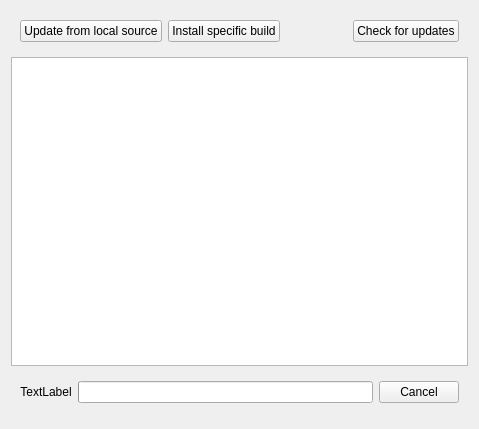
Qt form client/src/ui/widgets/server_updates_widget.ui (networkoptix/nx_open) before a commit.
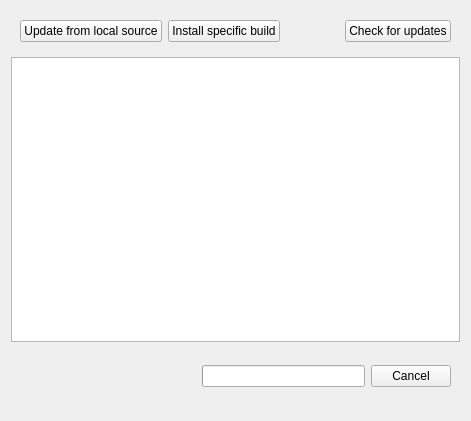
The same form after that commit. Custom widgets are drawn as their Qt base class.

Commit message:
show infinite progress indicator when installing updates
<==== Mercurial data ====>
Branch: network_issues

```diff
--- a/client/src/ui/widgets/server_updates_widget.ui
+++ b/client/src/ui/widgets/server_updates_widget.ui
@@ -6,8 +6,8 @@
    <rect>
     <x>0</x>
     <y>0</y>
-    <width>479</width>
-    <height>429</height>
+    <width>471</width>
+    <height>421</height>
    </rect>
   </property>
   <layout class="QVBoxLayout" name="verticalLayout_3">
@@ -64,14 +64,46 @@
      <layout class="QHBoxLayout" name="horizontalLayout_2">
       <item>
        <widget class="QLabel" name="updateStateLabel">
-        <property name="text">
-         <string>TextLabel</string>
-        </property>
         <property name="alignment">
          <set>Qt::AlignCenter</set>
         </property>
        </widget>
       </item>
+      <item>
+       <widget class="QWidget" name="progressIndicator" native="true">
+        <layout class="QHBoxLayout" name="horizontalLayout">
+         <item>
+          <spacer name="horizontalSpacer_3">
+           <property name="orientation">
+            <enum>Qt::Horizontal</enum>
+           </property>
+           <property name="sizeHint" stdset="0">
+            <size>
+             <width>40</width>
+             <height>20</height>
+            </size>
+           </property>
+          </spacer>
+         </item>
+         <item>
+          <widget class="QnProgressWidget" name="indicator" native="true"/>
+         </item>
+         <item>
+          <spacer name="horizontalSpacer_2">
+           <property name="orientation">
+            <enum>Qt::Horizontal</enum>
+           </property>
+           <property name="sizeHint" stdset="0">
+            <size>
+             <width>40</width>
+             <height>20</height>
+            </size>
+           </property>
+          </spacer>
+         </item>
+        </layout>
+       </widget>
+      </item>
       <item>
        <widget class="QProgressBar" name="updateProgessBar"/>
       </item>
@@ -100,6 +132,12 @@
    <extends>QDialogButtonBox</extends>
    <header location="global">ui/widgets/dialog_button_box.h</header>
   </customwidget>
+  <customwidget>
+   <class>QnProgressWidget</class>
+   <extends>QWidget</extends>
+   <header>ui/widgets/dialog_button_box.h</header>
+   <container>1</container>
+  </customwidget>
  </customwidgets>
  <resources/>
  <connections/>
```
Left out of the diff: 1 changed line with no effect on the pictures. The commit also changes 1 other file.
